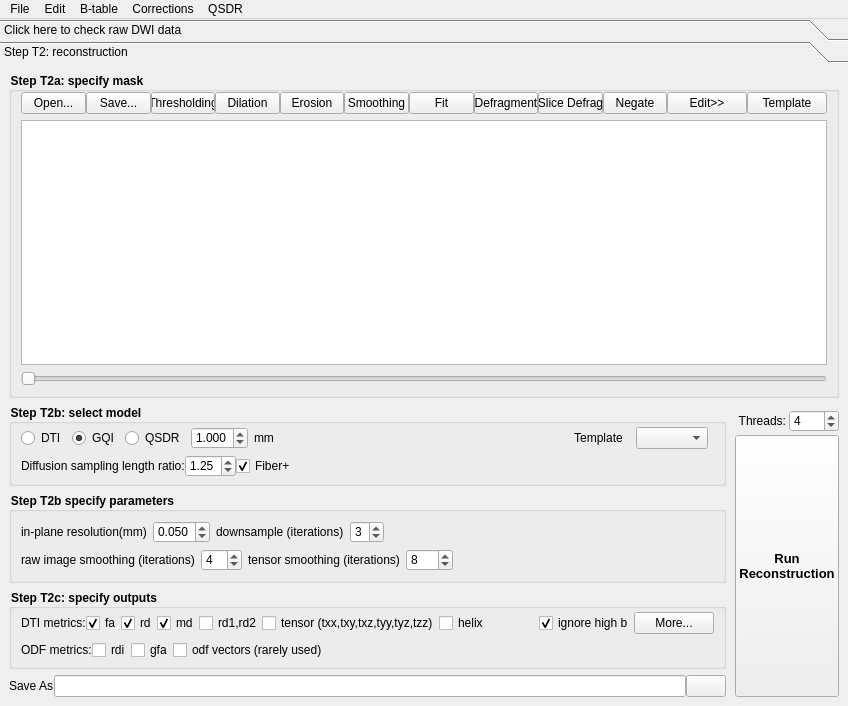
frankyeh/DSI-Studio, file reconstruction/reconstruction_window.ui: the form before one commit.
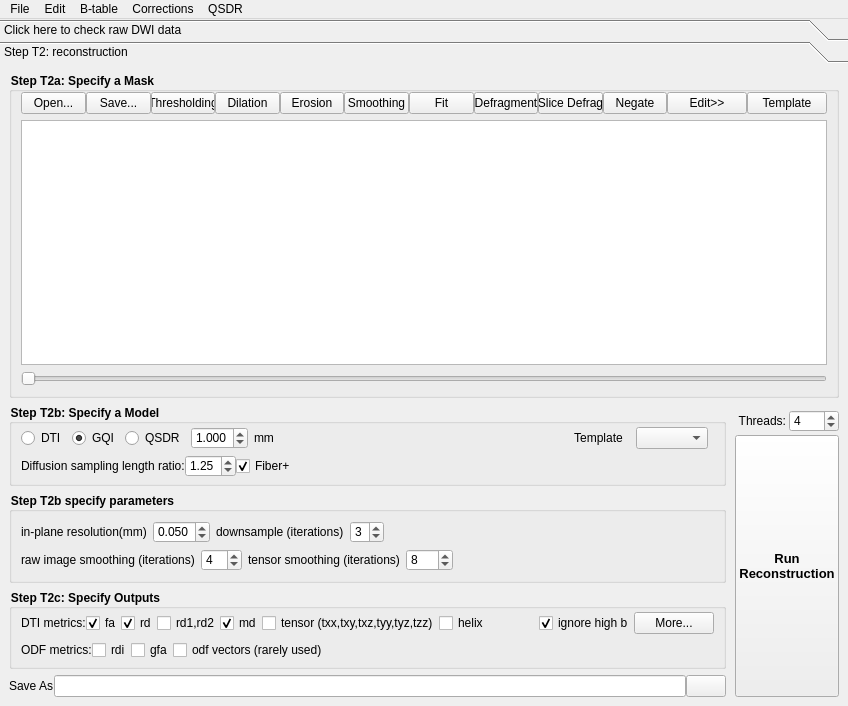
The form after the commit. Icons and pictures are not drawn.

```diff
--- a/reconstruction/reconstruction_window.ui
+++ b/reconstruction/reconstruction_window.ui
@@ -404,7 +404,7 @@
         <item>
          <widget class="QGroupBox" name="groupBox_2">
           <property name="title">
-           <string>Step T2a: specify mask</string>
+           <string>Step T2a: Specify a Mask</string>
           </property>
           <layout class="QVBoxLayout" name="verticalLayout_2">
            <property name="topMargin">
@@ -594,7 +594,7 @@
             <item>
              <widget class="QGroupBox" name="method_group">
               <property name="title">
-               <string>Step T2b: select model</string>
+               <string>Step T2b: Specify a Model</string>
               </property>
               <layout class="QVBoxLayout" name="verticalLayout_10">
                <property name="spacing">
@@ -944,7 +944,7 @@
             <item>
              <widget class="QGroupBox" name="groupBox">
               <property name="title">
-               <string>Step T2c: specify outputs</string>
+               <string>Step T2c: Specify Outputs</string>
               </property>
               <layout class="QVBoxLayout" name="verticalLayout_15">
                <property name="topMargin">
@@ -1000,22 +1000,6 @@
                    </property>
                   </widget>
                  </item>
-                 <item>
-                  <widget class="QCheckBox" name="output_md">
-                   <property name="toolTip">
-                    <string>md</string>
-                   </property>
-                   <property name="statusTip">
-                    <string>md</string>
-                   </property>
-                   <property name="text">
-                    <string>md</string>
-                   </property>
-                   <property name="checked">
-                    <bool>true</bool>
-                   </property>
-                  </widget>
-                 </item>
                  <item>
                   <widget class="QCheckBox" name="output_rd12">
                    <property name="toolTip">
@@ -1029,6 +1013,22 @@
                    </property>
                   </widget>
                  </item>
+                 <item>
+                  <widget class="QCheckBox" name="output_md">
+                   <property name="toolTip">
+                    <string>md</string>
+                   </property>
+                   <property name="statusTip">
+                    <string>md</string>
+                   </property>
+                   <property name="text">
+                    <string>md</string>
+                   </property>
+                   <property name="checked">
+                    <bool>true</bool>
+                   </property>
+                  </widget>
+                 </item>
                  <item>
                   <widget class="QCheckBox" name="output_tensor">
                    <property name="toolTip">
```
